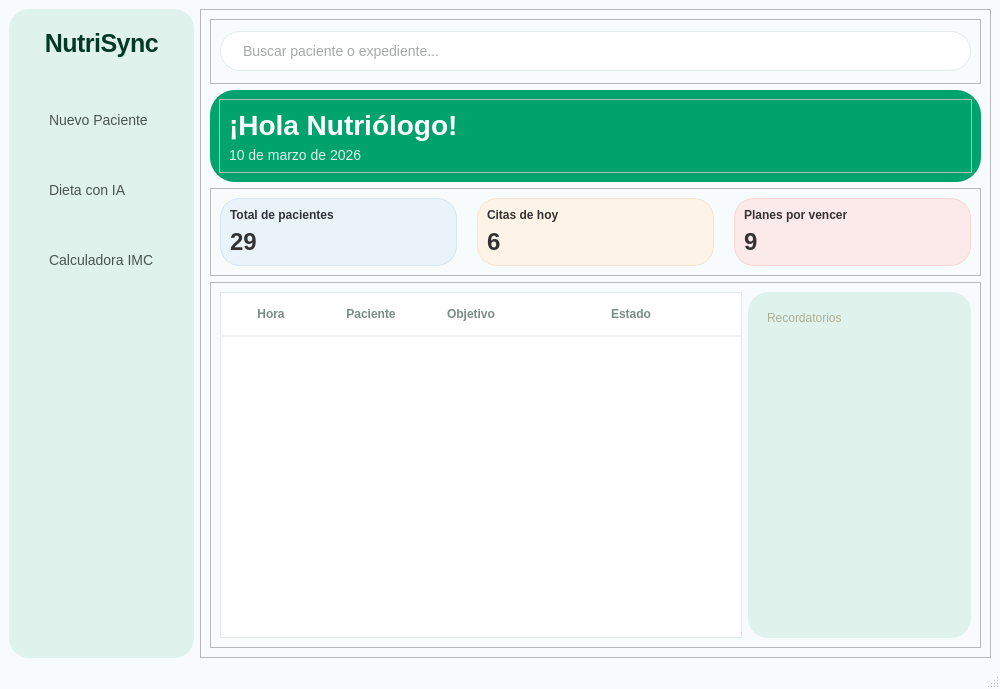
Old version of the form views/dashboard.ui in the repository marcoaguilera2005maac-svg/planesAlimenticios.
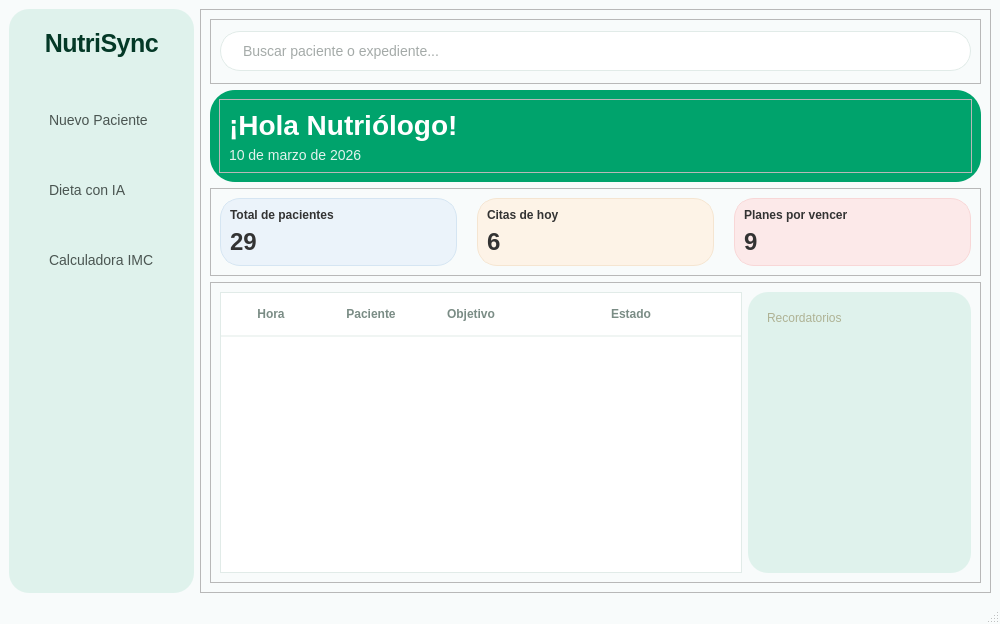
New version of the form.

Patch:
```diff
--- a/views/dashboard.ui
+++ b/views/dashboard.ui
@@ -7,7 +7,7 @@
     <x>0</x>
     <y>0</y>
     <width>1000</width>
-    <height>689</height>
+    <height>624</height>
    </rect>
   </property>
   <property name="windowTitle">
```
